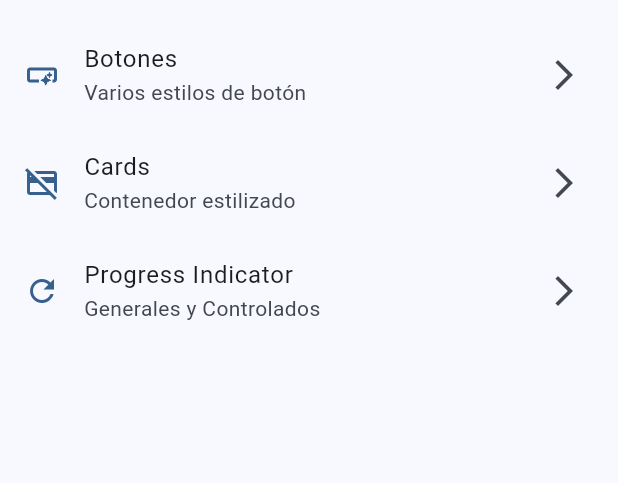
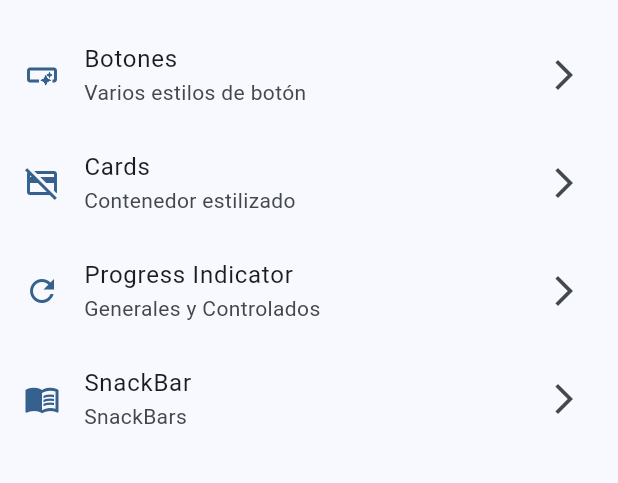
Before and after one commit to thePanaMiguel09/flutter, a Flutter app: the screen it shows after launch, on a phone screen of 412 x 824 dp, the part 63-546 px from its top. Run offline on Flutter 3.47's test engine with Material 3 defaults, Android fonts, the phone set to English and light mode, and no system bars; our stand-ins replace animate_do, dio, go_router, video_player.

Commit message:
Snackbar route added

```diff
--- a/widgetsapp/lib/config/menu/menu_items.dart
+++ b/widgetsapp/lib/config/menu/menu_items.dart
@@ -34,4 +34,10 @@ const appMenuItems = <MenuItem>[
     link: '/progress',
     icon: Icons.refresh_outlined,
   ),
+  MenuItem(
+    title: 'SnackBar',
+    subTitle: 'SnackBars',
+    link: '/snackbar',
+    icon: Icons.menu_book_outlined,
+  ),
 ];
--- a/widgetsapp/lib/config/router/app_router.dart
+++ b/widgetsapp/lib/config/router/app_router.dart
@@ -33,5 +33,12 @@ final GoRouter appRouter = GoRouter(
         return const ProgressScreen();
       },
     ),
+    GoRoute(
+      path: '/snackbar',
+      name: SnackBarScreen.name,
+      builder: (BuildContext context, GoRouterState state) {
+        return const SnackBarScreen();
+      },
+    ),
   ],
 );
--- a/widgetsapp/lib/presentation/screens/progress/progress_screen.dart
+++ b/widgetsapp/lib/presentation/screens/progress/progress_screen.dart
@@ -15,7 +15,7 @@ class ProgressScreen extends StatelessWidget {
 }
 
 class _ProgressView extends StatelessWidget {
-  const _ProgressView({super.key});
+  const _ProgressView();
 
   @override
   Widget build(BuildContext context) {
```
Also changed, not shown: widgetsapp/lib/presentation/screens/snackBar/snackBar_screen.dart (+20 -1 lines).
